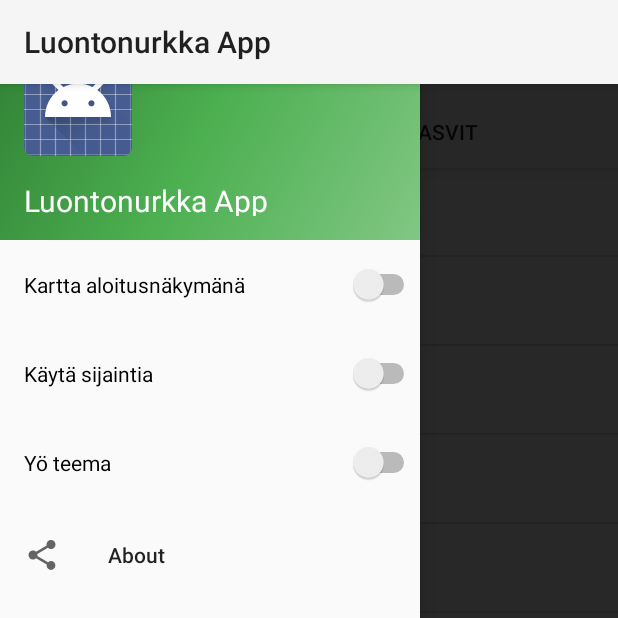
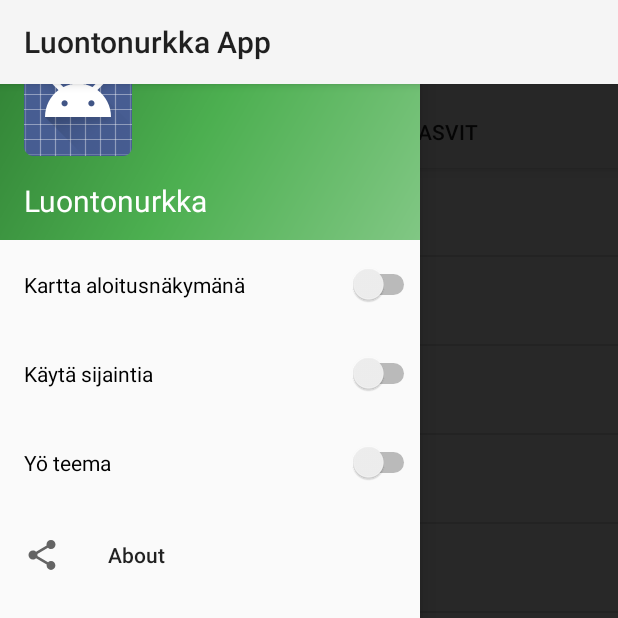
Before and after one commit to luontonurkka/app, an Android app: the screen it shows after launch (TabbedListActivity), with the side drawer open, on a phone screen of 412 x 824 dp, the top half of it. Run offline under Robolectric (Android 15) with nearby library versions, the phone set to English and light mode, and no system bars; 3 statements that could not run were skipped.

Commit message:
User app name string

```diff
--- a/app/src/main/res/layout/nav_header_settings.xml
+++ b/app/src/main/res/layout/nav_header_settings.xml
@@ -28,7 +28,7 @@
             android:layout_width="match_parent"
             android:layout_height="wrap_content"
             android:paddingTop="@dimen/nav_header_vertical_spacing"
-            android:text="Luontonurkka App"
+            android:text="@string/app_name"
             android:textSize="20dp"
             android:textColor="#FFFFFF"/>
 
```
